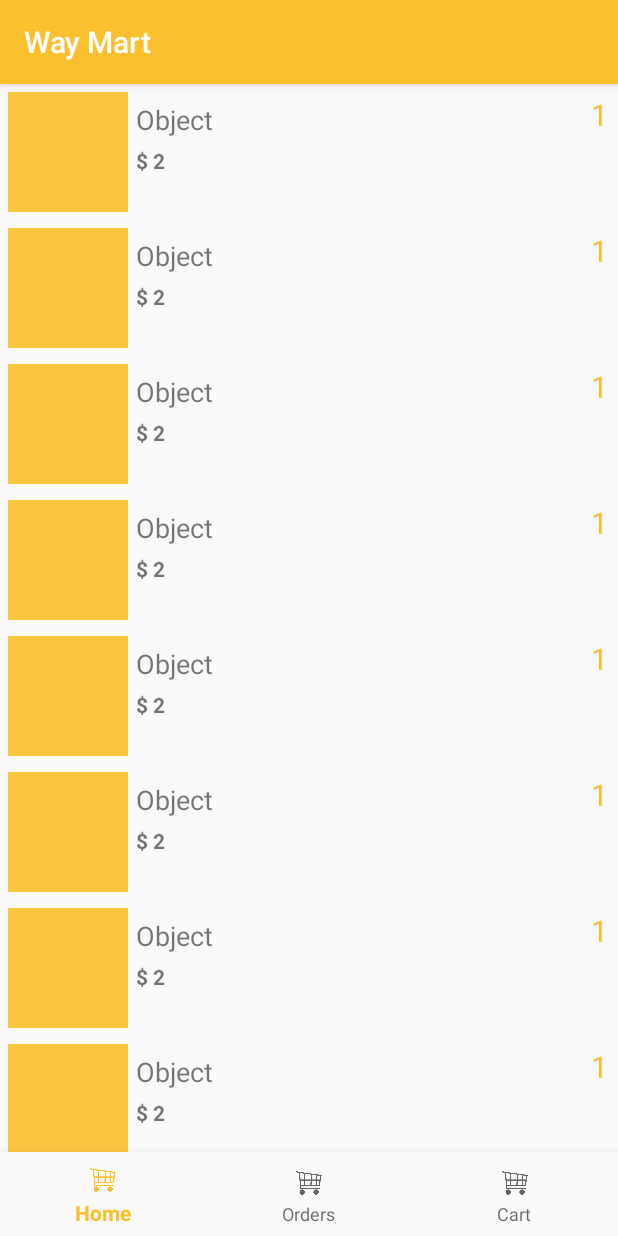
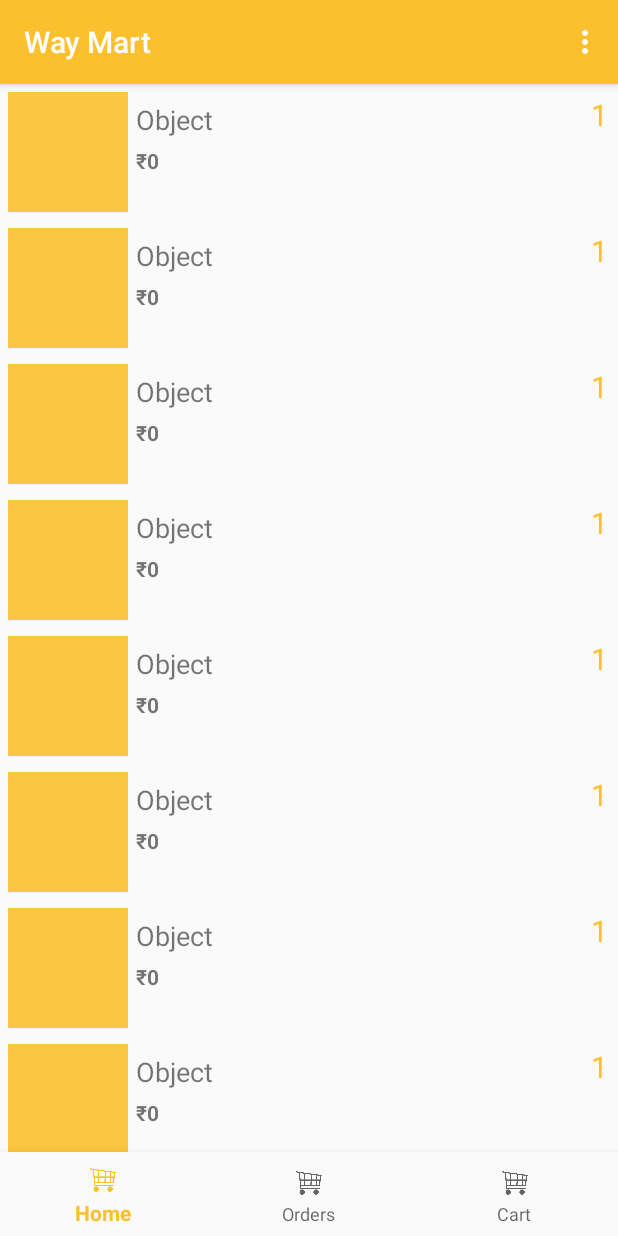
Before and after one commit to Vipinsoni38/Hackfest-19-Bit-paradox, an Android app: the MainActivity screen opened directly, with no data from a screen before it, item 2 of the bottom bar chosen, on a phone screen of 412 x 824 dp. Run offline under Robolectric (Android 15) with nearby library versions, the phone set to English and light mode, and no system bars; our stand-ins replace Firebase (no records; nobody signed in at launch, a user with empty details on screens opened directly).

Commit message:
Making branch

```diff
--- a/app/src/main/AndroidManifest.xml
+++ b/app/src/main/AndroidManifest.xml
@@ -9,7 +9,10 @@
         android:roundIcon="@mipmap/ic_launcher_round"
         android:supportsRtl="true"
         android:theme="@style/AppTheme">
-        <activity android:name=".Login.LoginActivity"
+        <activity android:name=".OrderHistory.OrderHistory">
+        </activity>
+        <activity
+            android:name=".Login.LoginActivity"
             android:theme="@style/customNoTitleBar">
         </activity>
         <activity android:name=".MainActivity">
--- a/app/src/main/java/com/goldenboat/waymart/DataTypes/ProductDetails.java
+++ b/app/src/main/java/com/goldenboat/waymart/DataTypes/ProductDetails.java
@@ -20,6 +20,4 @@ public class ProductDetails {
     public int getPrice() {
         return price;
     }
-
-
 }
--- a/app/src/main/java/com/goldenboat/waymart/Fragments/CartRecyclerAdapter.java
+++ b/app/src/main/java/com/goldenboat/waymart/Fragments/CartRecyclerAdapter.java
@@ -8,6 +8,7 @@ import android.view.View;
 import android.view.ViewGroup;
 import android.widget.ImageView;
 import android.widget.TextView;
+import com.bumptech.glide.Glide;
 import com.goldenboat.waymart.DataTypes.ProductDetails;
 import com.goldenboat.waymart.R;
 import java.util.ArrayList;
@@ -39,6 +40,7 @@ public class CartRecyclerAdapter extends RecyclerView.Adapter<CartRecyclerAdapte
 
     @Override public void onBindViewHolder(@NonNull CartViewHolder holder, int position) {
 
+        holder.price.setText("\u20B9" + String.valueOf(data.get(position).getPrice()));
 
     }
 
--- a/app/src/main/res/layout/activity_main.xml
+++ b/app/src/main/res/layout/activity_main.xml
@@ -6,6 +6,7 @@
     android:layout_width="match_parent"
     android:layout_height="match_parent"
     tools:context=".MainActivity"
+
     >
 
     <FrameLayout
--- a/app/src/main/res/layout/card_cart.xml
+++ b/app/src/main/res/layout/card_cart.xml
@@ -49,7 +49,7 @@
             android:layout_marginTop="2sp"
             android:layout_below="@+id/object_title"
             android:textStyle="bold"
-            android:text="$ 2"
+            android:text=" \u20B9 2"
             android:textSize="14sp"
             android:id="@+id/price"
             />
--- /dev/null
+++ b/app/src/main/res/menu/home_menu.xml
@@ -0,0 +1,5 @@
+<?xml version="1.0" encoding="utf-8"?>
+<menu xmlns:android="http://schemas.android.com/apk/res/android">
+    <item android:id="@+id/prev_orders" android:title="Prev Orders" />
+    <item android:id="@+id/logout" android:title="Log Out" />
+</menu>
```
Also changed, not shown: app/src/main/java/com/goldenboat/waymart/MainActivity.java (+72 -1 lines), app/src/main/java/com/goldenboat/waymart/OrderHistory/OrderHistory.java (added, +14 -0 lines), app/src/main/res/layout/activity_order_history.xml (added, +11 -0 lines).
